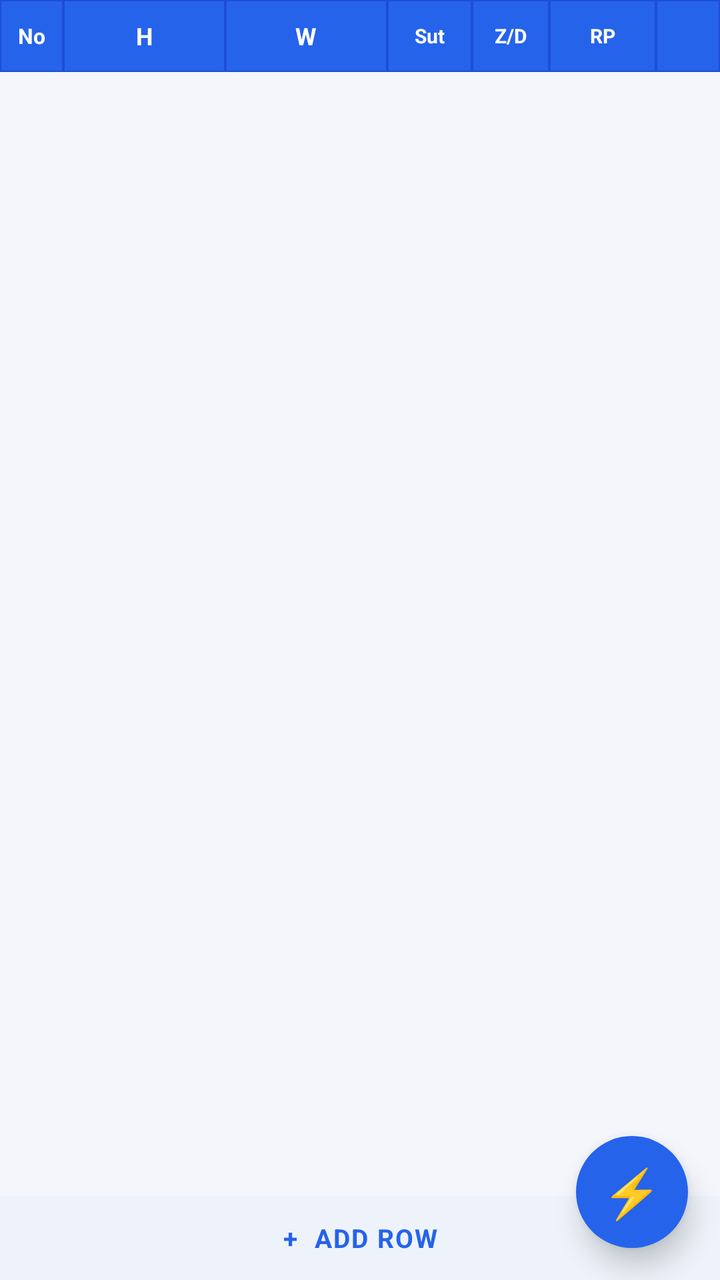
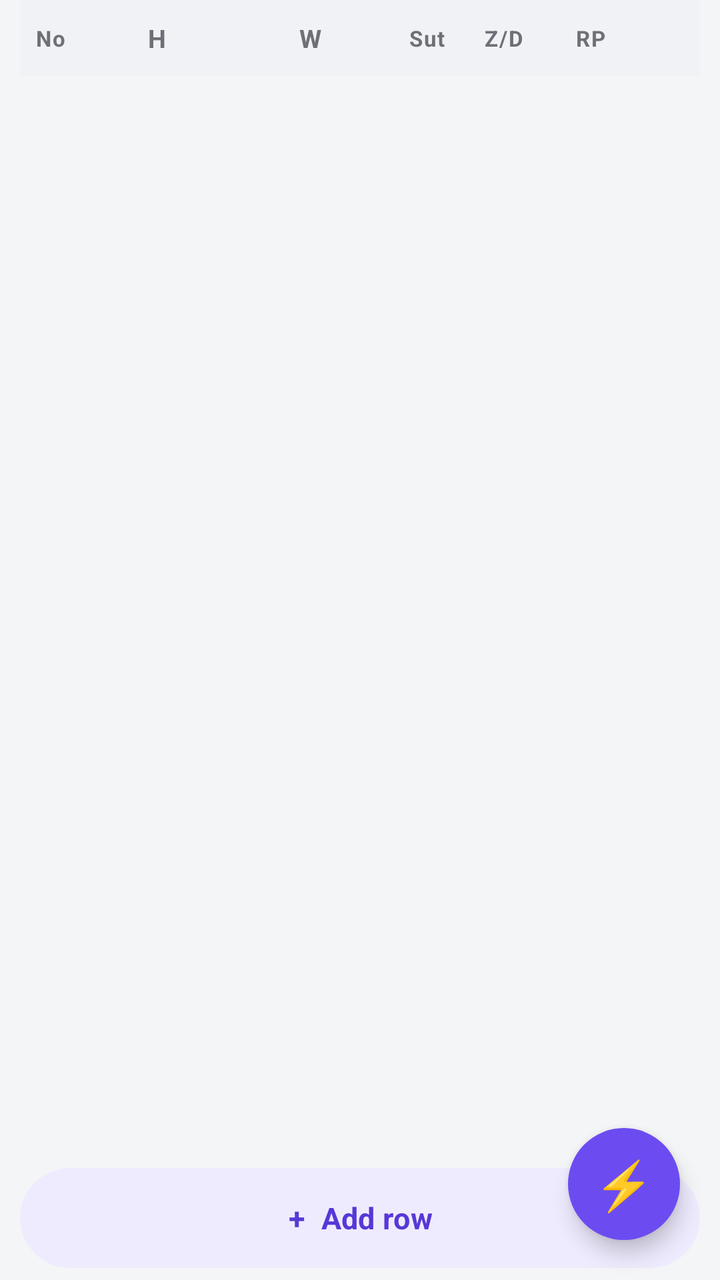

Compare the two renders of this Android layout. The source of the first and the diff that turns it into the second are given below.
<!-- AndroidManifest.xml: application theme AppTheme -->
<!-- res/layout/frag_sheet.xml -->
<?xml version="1.0" encoding="utf-8"?>
<FrameLayout xmlns:android="http://schemas.android.com/apk/res/android"
    android:layout_width="match_parent"
    android:layout_height="match_parent">

    <LinearLayout
        android:layout_width="match_parent"
        android:layout_height="match_parent"
        android:orientation="vertical">

        
        <LinearLayout
            android:layout_width="match_parent"
            android:layout_height="36dp"
            android:orientation="horizontal"
            android:baselineAligned="false"
            android:elevation="2dp">

            <TextView android:layout_width="0dp" android:layout_weight="0.9"
                android:layout_height="match_parent" android:background="@drawable/cell_head"
                android:gravity="center" android:text="No" android:textSize="10.5sp"
                android:textStyle="bold" android:textColor="#FFFFFF"/>

            <TextView android:layout_width="0dp" android:layout_weight="2.3"
                android:layout_height="match_parent" android:background="@drawable/cell_head"
                android:gravity="center" android:text="H" android:textSize="12sp"
                android:textStyle="bold" android:textColor="#FFFFFF"/>

            <TextView android:layout_width="0dp" android:layout_weight="2.3"
                android:layout_height="match_parent" android:background="@drawable/cell_head"
                android:gravity="center" android:text="W" android:textSize="12sp"
                android:textStyle="bold" android:textColor="#FFFFFF"/>

            <TextView android:layout_width="0dp" android:layout_weight="1.2"
                android:layout_height="match_parent" android:background="@drawable/cell_head"
                android:gravity="center" android:text="Sut" android:textSize="10sp"
                android:textStyle="bold" android:textColor="#FFFFFF"/>

            <TextView android:layout_width="0dp" android:layout_weight="1.1"
                android:layout_height="match_parent" android:background="@drawable/cell_head"
                android:gravity="center" android:text="Z/D" android:textSize="10sp"
                android:textStyle="bold" android:textColor="#FFFFFF"/>

            <TextView android:layout_width="0dp" android:layout_weight="1.5"
                android:layout_height="match_parent" android:background="@drawable/cell_head"
                android:gravity="center" android:text="RP" android:textSize="10sp"
                android:textStyle="bold" android:textColor="#FFFFFF"/>

            <TextView android:layout_width="0dp" android:layout_weight="0.9"
                android:layout_height="match_parent" android:background="@drawable/cell_head"
                android:gravity="center" android:text="" android:textSize="10sp"/>
        </LinearLayout>

        
        <androidx.recyclerview.widget.RecyclerView
            android:id="@+id/rv"
            android:layout_width="match_parent"
            android:layout_height="0dp"
            android:layout_weight="1"
            android:scrollbars="vertical"/>

        
        <TextView
            android:id="@+id/btnAddRow"
            android:layout_width="match_parent"
            android:layout_height="42dp"
            android:background="#EEF3FB"
            android:gravity="center"
            android:text="+  ADD ROW"
            android:textSize="13sp"
            android:textStyle="bold"
            android:letterSpacing="0.05"
            android:textColor="@color/acc"/>

    </LinearLayout>

    
    <TextView
        android:id="@+id/fabOptimize"
        android:layout_width="56dp"
        android:layout_height="56dp"
        android:layout_gravity="bottom|end"
        android:layout_marginEnd="16dp"
        android:layout_marginBottom="16dp"
        android:background="@drawable/bg_fab"
        android:gravity="center"
        android:text="⚡"
        android:textSize="24sp"
        android:textColor="#FFFFFF"
        android:elevation="8dp"/>

</FrameLayout>
<!-- resources referenced by this layout -->
<resources>
  <color name="acc">#2563EB</color>
  <!-- drawable bg_fab (drawable) -->
  <?xml version="1.0" encoding="utf-8"?>
  <shape xmlns:android="http://schemas.android.com/apk/res/android" android:shape="oval">
      <solid android:color="#2563EB"/>
      <size android:width="56dp" android:height="56dp"/>
  </shape>
  <!-- drawable cell_head (drawable) -->
  <?xml version="1.0" encoding="utf-8"?>
  <shape xmlns:android="http://schemas.android.com/apk/res/android" android:shape="rectangle">
      <solid android:color="#2563EB"/>
      <stroke android:width="0.7dp" android:color="#1D4ED8"/>
  </shape>
  <style name="AppTheme" parent="Theme.MaterialComponents.Light.NoActionBar">
          <item name="colorPrimary">@color/acc</item>
          <item name="colorPrimaryDark">@color/accDark</item>
          <item name="colorAccent">@color/acc</item>
          <item name="android:windowBackground">@color/bg</item>
          <item name="android:statusBarColor">@color/accDark</item>
      </style>
  <color name="accDark">#1D4ED8</color>
  <color name="bg">#F4F6FB</color>
</resources>

<!-- the commit's change to res/layout/frag_sheet.xml (unified diff, before → after) -->
@@ -1,54 +1,51 @@
 <?xml version="1.0" encoding="utf-8"?>
 <FrameLayout xmlns:android="http://schemas.android.com/apk/res/android"
     android:layout_width="match_parent"
-    android:layout_height="match_parent">
+    android:layout_height="match_parent"
+    android:background="@color/bg">
 
     <LinearLayout
         android:layout_width="match_parent"
         android:layout_height="match_parent"
-        android:orientation="vertical">
+        android:orientation="vertical"
+        android:layout_marginStart="10dp"
+        android:layout_marginEnd="10dp">
 
         
         <LinearLayout
             android:layout_width="match_parent"
-            android:layout_height="36dp"
+            android:layout_height="38dp"
             android:orientation="horizontal"
             android:baselineAligned="false"
-            android:elevation="2dp">
+            android:background="@drawable/cell_head">
 
             <TextView android:layout_width="0dp" android:layout_weight="0.9"
-                android:layout_height="match_parent" android:background="@drawable/cell_head"
-                android:gravity="center" android:text="No" android:textSize="10.5sp"
-                android:textStyle="bold" android:textColor="#FFFFFF"/>
+                android:layout_height="match_parent" android:gravity="center"
+                android:text="No" style="@style/CellHeadText"/>
 
             <TextView android:layout_width="0dp" android:layout_weight="2.3"
-                android:layout_height="match_parent" android:background="@drawable/cell_head"
-                android:gravity="center" android:text="H" android:textSize="12sp"
-                android:textStyle="bold" android:textColor="#FFFFFF"/>
+                android:layout_height="match_parent" android:gravity="center"
+                android:text="H" style="@style/CellHeadText" android:textSize="12.5sp"/>
 
             <TextView android:layout_width="0dp" android:layout_weight="2.3"
-                android:layout_height="match_parent" android:background="@drawable/cell_head"
-                android:gravity="center" android:text="W" android:textSize="12sp"
-                android:textStyle="bold" android:textColor="#FFFFFF"/>
+                android:layout_height="match_parent" android:gravity="center"
+                android:text="W" style="@style/CellHeadText" android:textSize="12.5sp"/>
 
             <TextView android:layout_width="0dp" android:layout_weight="1.2"
-                android:layout_height="match_parent" android:background="@drawable/cell_head"
-                android:gravity="center" android:text="Sut" android:textSize="10sp"
-                android:textStyle="bold" android:textColor="#FFFFFF"/>
+                android:layout_height="match_parent" android:gravity="center"
+                android:text="Sut" style="@style/CellHeadText"/>
 
             <TextView android:layout_width="0dp" android:layout_weight="1.1"
-                android:layout_height="match_parent" android:background="@drawable/cell_head"
-                android:gravity="center" android:text="Z/D" android:textSize="10sp"
-                android:textStyle="bold" android:textColor="#FFFFFF"/>
+                android:layout_height="match_parent" android:gravity="center"
+                android:text="Z/D" style="@style/CellHeadText"/>
 
             <TextView android:layout_width="0dp" android:layout_weight="1.5"
-                android:layout_height="match_parent" android:background="@drawable/cell_head"
-                android:gravity="center" android:text="RP" android:textSize="10sp"
-                android:textStyle="bold" android:textColor="#FFFFFF"/>
+                android:layout_height="match_parent" android:gravity="center"
+                android:text="RP" style="@style/CellHeadText"/>
 
             <TextView android:layout_width="0dp" android:layout_weight="0.9"
-                android:layout_height="match_parent" android:background="@drawable/cell_head"
-                android:gravity="center" android:text="" android:textSize="10sp"/>
+                android:layout_height="match_parent" android:gravity="center"
+                android:text="" style="@style/CellHeadText"/>
         </LinearLayout>
 
         
@@ -57,21 +54,23 @@
             android:layout_width="match_parent"
             android:layout_height="0dp"
             android:layout_weight="1"
+            android:clipToPadding="false"
             android:scrollbars="vertical"/>
 
         
         <TextView
             android:id="@+id/btnAddRow"
             android:layout_width="match_parent"
-            android:layout_height="42dp"
-            android:background="#EEF3FB"
+            android:layout_height="@dimen/ou_btn_h"
+            android:layout_marginTop="10dp"
+            android:layout_marginBottom="6dp"
+            android:background="@drawable/bg_btn_tonal"
             android:gravity="center"
-            android:text="+  ADD ROW"
-            android:textSize="13sp"
+            android:text="@string/ou_add_row"
+            android:textSize="15sp"
             android:textStyle="bold"
-            android:letterSpacing="0.05"
-            android:textColor="@color/acc"/>
-
+            android:letterSpacing="0.01"
+            android:textColor="@color/accText"/>
     </LinearLayout>
 
     
@@ -80,13 +79,12 @@
         android:layout_width="56dp"
         android:layout_height="56dp"
         android:layout_gravity="bottom|end"
-        android:layout_marginEnd="16dp"
-        android:layout_marginBottom="16dp"
+        android:layout_marginEnd="20dp"
+        android:layout_marginBottom="20dp"
         android:background="@drawable/bg_fab"
         android:gravity="center"
         android:text="⚡"
         android:textSize="24sp"
-        android:textColor="#FFFFFF"
-        android:elevation="8dp"/>
-
+        android:textColor="@color/onAcc"
+        android:elevation="6dp"/>
 </FrameLayout>
<!-- resource entries referenced after the edit -->
@@ -1,26 +1,147 @@
 <!-- resources referenced by this layout -->
 <resources>
-  <color name="acc">#2563EB</color>
+  <color name="accText">#5738D6</color>
+  <color name="acc">#6C4CF1</color>
+  <color name="card2">#F1F2F5</color>
+  <color name="mut">#6E7078</color>
   <!-- drawable bg_fab (drawable) -->
   <?xml version="1.0" encoding="utf-8"?>
-  <shape xmlns:android="http://schemas.android.com/apk/res/android" android:shape="oval">
-      <solid android:color="#2563EB"/>
-      <size android:width="56dp" android:height="56dp"/>
-  </shape>
+  <ripple xmlns:android="http://schemas.android.com/apk/res/android" android:color="@color/accRipple">
+      <item>
+          <shape android:shape="oval">
+              <solid android:color="@color/acc"/>
+              <size android:width="56dp" android:height="56dp"/>
+          </shape>
+      </item>
+  </ripple>
   <!-- drawable cell_head (drawable) -->
   <?xml version="1.0" encoding="utf-8"?>
-  <shape xmlns:android="http://schemas.android.com/apk/res/android" android:shape="rectangle">
-      <solid android:color="#2563EB"/>
-      <stroke android:width="0.7dp" android:color="#1D4ED8"/>
-  </shape>
-  <style name="AppTheme" parent="Theme.MaterialComponents.Light.NoActionBar">
+  <layer-list xmlns:android="http://schemas.android.com/apk/res/android">
+      <item>
+          <shape android:shape="rectangle">
+              <solid android:color="@color/card2"/>
+          </shape>
+      </item>
+      <item android:bottom="1dp">
+          <shape android:shape="rectangle">
+              <solid android:color="@color/card2"/>
+          </shape>
+      </item>
+  </layer-list>
+  <string name="ou_add_row">+  Add row</string>
+  <style name="CellHeadText">
+          <item name="android:textSize">11sp</item>
+          <item name="android:textStyle">bold</item>
+          <item name="android:textColor">@color/mut</item>
+          <item name="android:letterSpacing">0.06</item>
+          <item name="android:gravity">center</item>
+      </style>
+  <style name="AppTheme" parent="Theme.MaterialComponents.DayNight.NoActionBar">
           <item name="colorPrimary">@color/acc</item>
           <item name="colorPrimaryDark">@color/accDark</item>
+          <item name="colorPrimaryVariant">@color/accDark</item>
+          <item name="colorSecondary">@color/acc</item>
+          <item name="colorSecondaryVariant">@color/accDark</item>
           <item name="colorAccent">@color/acc</item>
+          <item name="colorOnPrimary">@color/onAcc</item>
+          <item name="colorOnSecondary">@color/onAcc</item>
+          <item name="colorSurface">@color/card</item>
+          <item name="colorOnSurface">@color/txt</item>
+          <item name="colorError">@color/red</item>
+          <item name="android:colorBackground">@color/bg</item>
+  
           <item name="android:windowBackground">@color/bg</item>
-          <item name="android:statusBarColor">@color/accDark</item>
+          <item name="android:statusBarColor">@color/bg</item>
+          <item name="android:navigationBarColor">@color/bg</item>
+          <item name="android:windowLightStatusBar">@bool/ou_light_status</item>
+          <item name="android:textColorPrimary">@color/txt</item>
+          <item name="android:textColorSecondary">@color/mut</item>
+          <item name="android:textColorHint">@color/hint</item>
+          <item name="android:textColorHighlight">@color/accLight</item>
+          <item name="android:colorControlNormal">@color/ic</item>
+          <item name="android:colorControlActivated">@color/acc</item>
+          <item name="android:colorControlHighlight">@color/accRipple</item>
+          <item name="android:fontFamily">sans-serif</item>
+  
+          <item name="bottomSheetDialogTheme">@style/AluBottomSheet</item>
+          <item name="materialAlertDialogTheme">@style/AluDialogTheme</item>
+          <item name="alertDialogTheme">@style/AluDialogTheme</item>
+          <item name="android:alertDialogTheme">@style/AluDialogTheme</item>
+          <item name="dialogTheme">@style/AluDialogTheme</item>
       </style>
-  <color name="accDark">#1D4ED8</color>
-  <color name="bg">#F4F6FB</color>
+  <color name="accRipple">#2E6C4CF1</color>
+  <color name="accLight">#EFEBFF</color>
+  <dimen name="ou_radius_pill">999dp</dimen>
+  <color name="accDark">#5738D6</color>
+  <color name="card">#FFFFFF</color>
+  <color name="txt">#1B1B1F</color>
+  <color name="red">#D93A32</color>
+  <color name="hint">#A6A8B1</color>
+  <color name="ic">#4A4C54</color>
+  <style name="AluBottomSheet" parent="Theme.MaterialComponents.DayNight.BottomSheetDialog">
+          <item name="bottomSheetStyle">@style/AluBottomSheetShape</item>
+          <item name="android:backgroundDimAmount">0.42</item>
+          <item name="android:statusBarColor">@color/transparent</item>
+          <item name="android:navigationBarColor">@color/card</item>
+      </style>
+  <style name="AluDialogTheme" parent="ThemeOverlay.MaterialComponents.MaterialAlertDialog">
+          <item name="alertDialogStyle">@style/AluDialogStyle</item>
+          <item name="materialAlertDialogTitleTextStyle">@style/OuDialogTitle</item>
+          <item name="materialAlertDialogBodyTextStyle">@style/OuDialogBody</item>
+          <item name="buttonBarPositiveButtonStyle">@style/OuDialogButton</item>
+          <item name="buttonBarNegativeButtonStyle">@style/OuDialogButton</item>
+          <item name="buttonBarNeutralButtonStyle">@style/OuDialogButton</item>
+      </style>
+  <style name="AluBottomSheetShape" parent="Widget.MaterialComponents.BottomSheet.Modal">
+          <item name="android:background">@android:color/transparent</item>
+          <item name="backgroundTint">@android:color/transparent</item>
+          <item name="shapeAppearanceOverlay">@style/OuSheetShape</item>
+      </style>
+  <color name="transparent">#00000000</color>
+  <style name="AluDialogStyle" parent="MaterialAlertDialog.MaterialComponents">
+          <item name="shapeAppearanceOverlay">@style/OuDialogShape</item>
+          <item name="backgroundTint">@color/card</item>
+      </style>
+  <style name="OuDialogTitle" parent="MaterialAlertDialog.MaterialComponents.Title.Text">
+          <item name="android:textColor">@color/txt</item>
+          <item name="android:textSize">20sp</item>
+          <item name="android:textStyle">bold</item>
+          <item name="android:letterSpacing">-0.01</item>
+      </style>
+  <style name="OuDialogBody" parent="MaterialAlertDialog.MaterialComponents.Body.Text">
+          <item name="android:textColor">@color/mut</item>
+          <item name="android:textSize">14.5sp</item>
+      </style>
+  <style name="OuDialogButton" parent="Widget.MaterialComponents.Button.TextButton.Dialog">
+          <item name="android:textColor">@color/acc</item>
+          <item name="android:textSize">15sp</item>
+          <item name="android:textStyle">bold</item>
+          <item name="android:textAllCaps">false</item>
+          <item name="rippleColor">@color/accRipple</item>
+      </style>
+  <style name="OuSheetShape">
+          <item name="cornerSizeTopLeft">@dimen/ou_sheet_radius</item>
+          <item name="cornerSizeTopRight">@dimen/ou_sheet_radius</item>
+          <item name="cornerSizeBottomLeft">0dp</item>
+          <item name="cornerSizeBottomRight">0dp</item>
+      </style>
+  <style name="OuDialogShape">
+          <item name="cornerSize">@dimen/ou_radius_card</item>
+      </style>
+  <dimen name="ou_sheet_radius">26dp</dimen>
+  <dimen name="ou_radius_card">26dp</dimen>
+  <color name="bg">#F4F5F7</color>
+  <color name="onAcc">#FFFFFF</color>
+  <dimen name="ou_btn_h">50dp</dimen>
+  <!-- drawable bg_btn_tonal (drawable) -->
+  <?xml version="1.0" encoding="utf-8"?>
+  <ripple xmlns:android="http://schemas.android.com/apk/res/android" android:color="@color/accRipple">
+      <item>
+          <shape android:shape="rectangle">
+              <solid android:color="@color/accLight"/>
+              <corners android:radius="@dimen/ou_radius_pill"/>
+          </shape>
+      </item>
+  </ripple>
 </resources>
 
